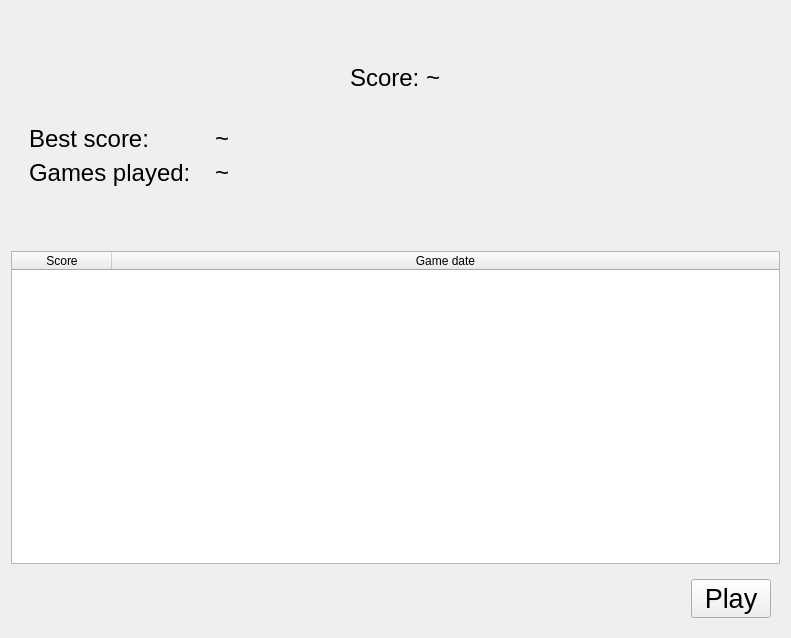
This is PyQt_DOOM/pyqt_doom.ui in 1000101cz/PyQt_DOOM as Qt 5 draws it before an edit. The edited form follows.
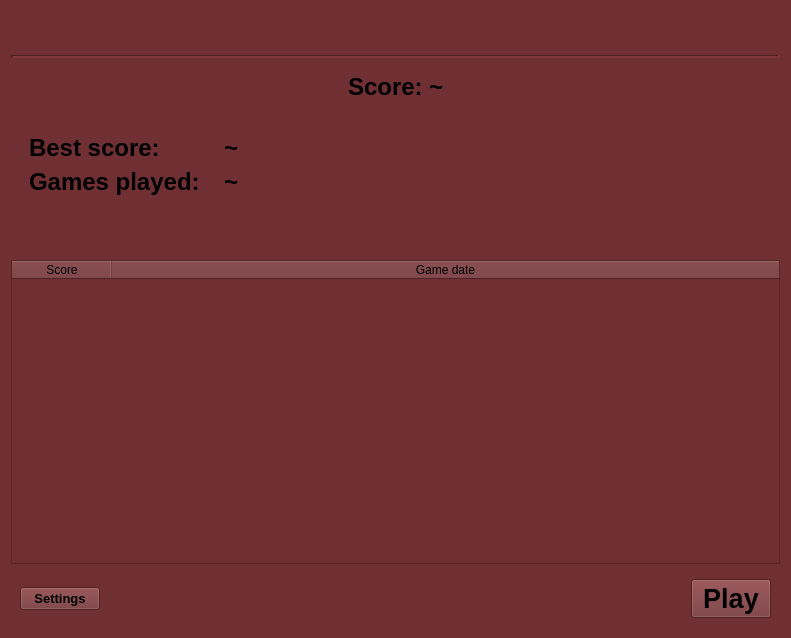
This is the edited form.

Commit message: alternative textures and sounds | colors | pip files

Diff of the .ui file:
```diff
--- a/PyQt_DOOM/pyqt_doom.ui
+++ b/PyQt_DOOM/pyqt_doom.ui
@@ -13,7 +13,10 @@
   <property name="windowTitle">
    <string>Form</string>
   </property>
-  <layout class="QVBoxLayout" name="verticalLayout" stretch="0,0,0,1,0">
+  <property name="styleSheet">
+   <string notr="true">background-color: rgb(112, 48, 51);</string>
+  </property>
+  <layout class="QVBoxLayout" name="verticalLayout" stretch="0,0,0,0,1,0">
    <item>
     <widget class="QWidget" name="widget" native="true">
      <layout class="QHBoxLayout" name="horizontalLayout_2">
@@ -53,6 +56,16 @@
      </layout>
     </widget>
    </item>
+   <item>
+    <widget class="Line" name="line">
+     <property name="lineWidth">
+      <number>3</number>
+     </property>
+     <property name="orientation">
+      <enum>Qt::Horizontal</enum>
+     </property>
+    </widget>
+   </item>
    <item>
     <widget class="QWidget" name="widget_5" native="true">
      <layout class="QHBoxLayout" name="horizontalLayout_3">
@@ -74,6 +87,8 @@
         <property name="font">
          <font>
           <pointsize>18</pointsize>
+          <weight>75</weight>
+          <bold>true</bold>
          </font>
         </property>
         <property name="text">
@@ -86,6 +101,8 @@
         <property name="font">
          <font>
           <pointsize>18</pointsize>
+          <weight>75</weight>
+          <bold>true</bold>
          </font>
         </property>
         <property name="text">
@@ -120,6 +137,8 @@
            <property name="font">
             <font>
              <pointsize>18</pointsize>
+             <weight>75</weight>
+             <bold>true</bold>
             </font>
            </property>
            <property name="text">
@@ -132,6 +151,8 @@
            <property name="font">
             <font>
              <pointsize>18</pointsize>
+             <weight>75</weight>
+             <bold>true</bold>
             </font>
            </property>
            <property name="text">
@@ -163,6 +184,8 @@
            <property name="font">
             <font>
              <pointsize>18</pointsize>
+             <weight>75</weight>
+             <bold>true</bold>
             </font>
            </property>
            <property name="text">
@@ -175,6 +198,8 @@
            <property name="font">
             <font>
              <pointsize>18</pointsize>
+             <weight>75</weight>
+             <bold>true</bold>
             </font>
            </property>
            <property name="text">
@@ -216,12 +241,24 @@
    </item>
    <item>
     <widget class="QTableWidget" name="tableWidget">
+     <property name="font">
+      <font>
+       <weight>75</weight>
+       <bold>true</bold>
+      </font>
+     </property>
+     <property name="styleSheet">
+      <string notr="true"/>
+     </property>
      <property name="editTriggers">
       <set>QAbstractItemView::NoEditTriggers</set>
      </property>
      <attribute name="horizontalHeaderStretchLastSection">
       <bool>true</bool>
      </attribute>
+     <attribute name="verticalHeaderVisible">
+      <bool>false</bool>
+     </attribute>
      <column>
       <property name="text">
        <string>Score</string>
@@ -237,6 +274,26 @@
    <item>
     <widget class="QWidget" name="widget_6" native="true">
      <layout class="QHBoxLayout" name="horizontalLayout_4">
+      <item>
+       <widget class="QPushButton" name="pushButton_settings">
+        <property name="font">
+         <font>
+          <pointsize>10</pointsize>
+          <weight>75</weight>
+          <bold>true</bold>
+          <kerning>true</kerning>
+         </font>
+        </property>
+        <property name="styleSheet">
+         <string notr="true">QPushButton:hover {
+    background-color: rgb(255, 20, 20);
+}</string>
+        </property>
+        <property name="text">
+         <string>Settings</string>
+        </property>
+       </widget>
+      </item>
       <item>
        <spacer name="horizontalSpacer_7">
         <property name="orientation">
@@ -255,8 +312,15 @@
         <property name="font">
          <font>
           <pointsize>20</pointsize>
+          <weight>75</weight>
+          <bold>true</bold>
          </font>
         </property>
+        <property name="styleSheet">
+         <string notr="true">QPushButton:hover {
+    background-color: rgb(255, 20, 20);
+}</string>
+        </property>
         <property name="text">
          <string>Play</string>
         </property>
```
Left out of the diff: 6 changed lines with no effect on the pictures. The commit also changes 152 other files.
